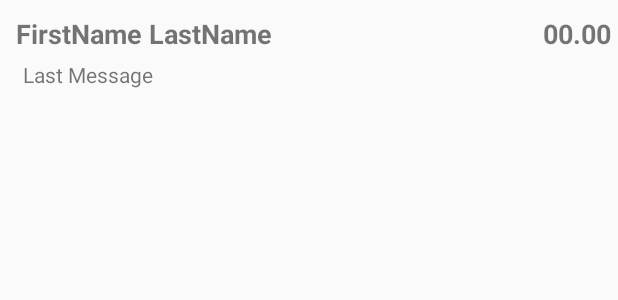
After one commit to kivancuzer/KandyLoginWithRetrofit, an Android app: the layout message_item.xml on its own in the app's theme, with its tools: preview values and no code run, on a phone screen of 412 x 824 dp. The commit adds this screen. Shown: the top 300 px of the screen. Run offline under Robolectric (Android 15) with nearby library versions, the phone set to English and light mode, and no system bars.

Commit message:
chat_list

```diff
--- a/app/src/main/java/com/example/kandyloginwithretrofit/CPaaSManager.java
+++ b/app/src/main/java/com/example/kandyloginwithretrofit/CPaaSManager.java
@@ -19,6 +19,7 @@ public class CPaaSManager {
             services.add(new ServiceInfo(ServiceType.SMS, true));
             services.add(new ServiceInfo(ServiceType.CALL, true));
             services.add(new ServiceInfo(ServiceType.ADDRESSBOOK, true));
+            services.add(new ServiceInfo(ServiceType.CHAT, true));
             cpaas = new CPaaS(services);
         }
         return cpaas;
--- a/app/src/main/java/com/example/kandyloginwithretrofit/ContactRecyclerAdapter.java
+++ b/app/src/main/java/com/example/kandyloginwithretrofit/ContactRecyclerAdapter.java
@@ -27,7 +27,7 @@ public class ContactRecyclerAdapter extends RecyclerView.Adapter<ContactRecycler
 
     @Override
     public void onBindViewHolder(@NonNull ContactHolder holder, int position) {
-        holder.txtName.setText(contactList.get(position).getFirstName());
+        holder.txtName.setText(contactList.get(position).getFirstName()+" "+ contactList.get(position).getLastName());
     }
 
     @Override
--- a/app/src/main/java/com/example/kandyloginwithretrofit/ui/main/ContactsFragment.java
+++ b/app/src/main/java/com/example/kandyloginwithretrofit/ui/main/ContactsFragment.java
@@ -46,8 +46,7 @@ public class ContactsFragment extends Fragment {
     @Nullable
     @Override
     public View onCreateView(@NonNull LayoutInflater inflater, @Nullable ViewGroup container, @Nullable Bundle savedInstanceState) {
-        View view = inflater.inflate(R.layout.fragment_contacts, container, false);
-        return view;
+        return inflater.inflate(R.layout.fragment_contacts, container, false);
     }
 
     @Override
@@ -65,7 +64,6 @@ public class ContactsFragment extends Fragment {
             cpaas.getAddressBookService().retrieveContactList("default", new RetrieveContactsCallback() {
                 @Override
                 public void onSuccess(List<Contact> contacts) {
-                    System.out.println(contacts.toString());
                     contactList = new ArrayList<>(contacts);
                     recyclerView.setAdapter(new ContactRecyclerAdapter(contactList));
                 }
--- a/app/src/main/res/layout/contact_item.xml
+++ b/app/src/main/res/layout/contact_item.xml
@@ -9,6 +9,7 @@
         android:id="@+id/txtName"
         android:layout_width="wrap_content"
         android:layout_height="wrap_content"
+        android:layout_marginTop="10dp"
         android:layout_weight="1"
         android:text="NAME"
         android:textAlignment="center"
--- /dev/null
+++ b/app/src/main/res/layout/message_item.xml
@@ -0,0 +1,60 @@
+<?xml version="1.0" encoding="utf-8"?>
+<LinearLayout xmlns:android="http://schemas.android.com/apk/res/android"
+    xmlns:tools="http://schemas.android.com/tools"
+    android:layout_width="match_parent"
+    android:layout_height="wrap_content"
+    android:orientation="vertical">
+
+    <RelativeLayout
+        android:layout_width="match_parent"
+        android:layout_height="wrap_content"
+        android:orientation="horizontal"
+        >
+
+        <TextView
+            android:id="@+id/txtMessageName"
+            android:layout_width="wrap_content"
+            android:layout_height="wrap_content"
+            android:layout_marginLeft="5dp"
+            android:layout_marginTop="10dp"
+            android:layout_marginRight="5dp"
+            android:paddingLeft="5dp"
+            android:text="FirstName LastName"
+            android:textAlignment="center"
+            android:textSize="18sp"
+            android:textStyle="bold"
+            />
+
+        <TextView
+            android:id="@+id/txtLastMessageTime"
+            android:layout_width="wrap_content"
+            android:layout_height="wrap_content"
+            android:layout_alignParentLeft="false"
+            android:layout_marginLeft="5dp"
+            android:layout_marginTop="10dp"
+            android:layout_marginRight="0dp"
+            android:layout_alignParentEnd="true"
+            android:paddingLeft="5dp"
+            android:text=" 00.00 "
+            android:textAlignment="center"
+            android:textSize="18sp"
+            android:textStyle="bold" />
+
+    </RelativeLayout>
+
+
+    <TextView
+        android:id="@+id/txtLastMessage"
+        android:layout_width="match_parent"
+        android:layout_height="wrap_content"
+        android:layout_marginLeft="10dp"
+        android:layout_marginTop="5dp"
+        android:layout_marginRight="5dp"
+        android:paddingLeft="5dp"
+        android:text="Last Message"
+        android:textAlignment="viewStart"
+        android:textSize="14sp"
+        tools:layout_editor_absoluteX="78dp"
+        tools:layout_editor_absoluteY="43dp" />
+
+</LinearLayout>
```
Also changed, not shown: app/src/main/java/com/example/kandyloginwithretrofit/MessageRecyclerAdapter.java (added, +59 -0 lines), app/src/main/java/com/example/kandyloginwithretrofit/ui/main/MessagesFragment.java (+40 -6 lines), app/src/main/res/layout/fragment_messages.xml (+18 -16 lines).
